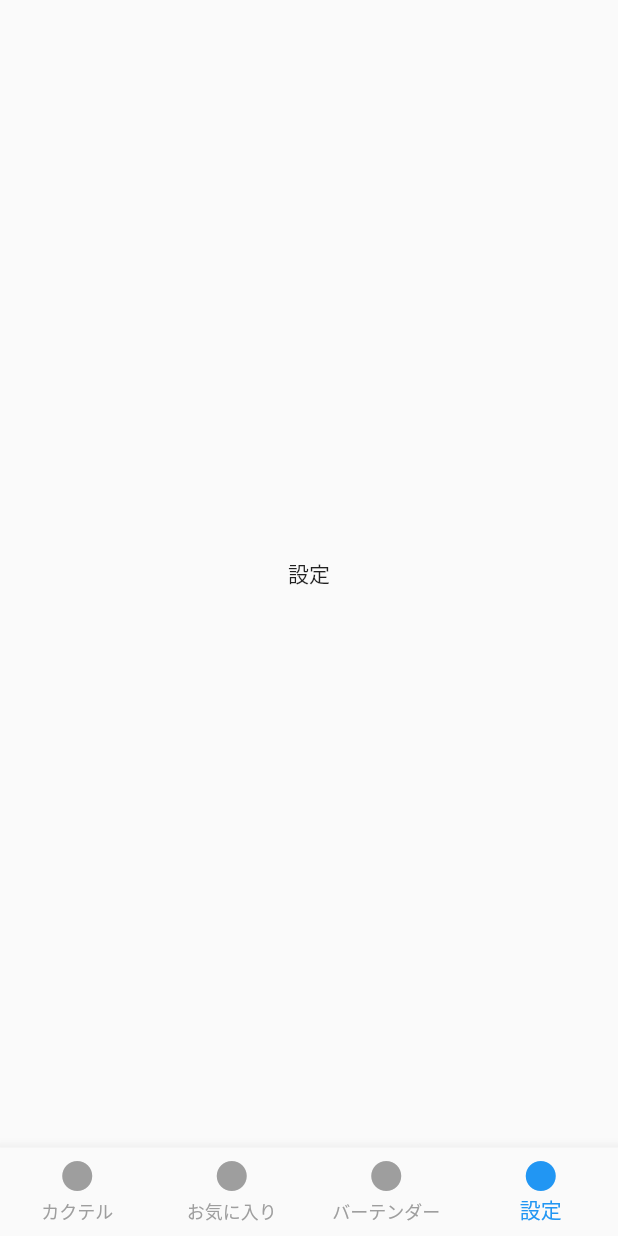
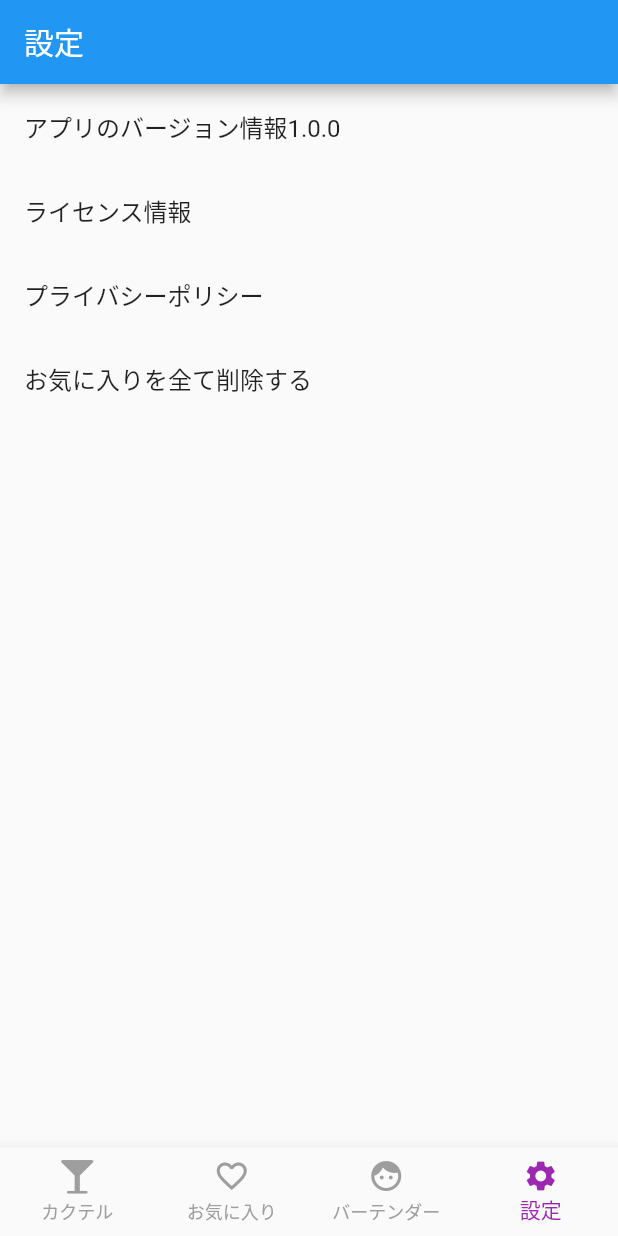
Before and after one commit to grayplain/cocktailCraft, a Flutter app: the screen it shows after launch, item 4 of the bottom bar chosen, on a phone screen of 412 x 824 dp. Run offline on Flutter 3.47's test engine with Material 2 defaults, Android fonts, the phone set to English and light mode, and no system bars; our stand-ins replace sqflite; missing offline and left inert: dart:ffi; accounts and stored records are empty.

Commit message:
設定画面追加

```diff
--- /dev/null
+++ b/lib/View/Settings.dart
@@ -0,0 +1,63 @@
+//必要なライブラリを import する
+import 'package:flutter/material.dart';
+
+/*各種設定内容を表示する画面
+  各設定項目は、ListView で表示する
+  各項目の一覧
+  1. アプリのバージョン情報
+  2. ライセンス情報
+  3. プライバシーポリシー
+  4. お気に入りを全て削除する
+*/
+
+class Settings extends StatefulWidget {
+  const Settings({Key? key}) : super(key: key);
+
+  @override
+  _SettingsState createState() => _SettingsState();
+}
+
+//_SettingState クラスを定義する
+class _SettingsState extends State<Settings> {
+  //各項目の一覧を表示する ListView を作成する
+  @override
+  Widget build(BuildContext context) {
+    return Scaffold(
+      appBar: AppBar(
+        title: Text('設定'),
+      ),
+      body: ListView(
+        children: [
+          //アプリのバージョン情報を表示する
+          ListTile(
+            title: Text('アプリのバージョン情報' + '1.0.0'),
+          ),
+          //ライセンス情報を表示する
+          ListTile(
+            title: Text('ライセンス情報'),
+            onTap: () {
+              //ライセンス情報を表示する画面に遷移する
+              Navigator.pushNamed(context, '/license');
+            },
+          ),
+          //プライバシーポリシーを表示する
+          ListTile(
+            title: Text('プライバシーポリシー'),
+            onTap: () {
+              //プライバシーポリシーを表示する画面に遷移する
+              Navigator.pushNamed(context, '/privacy');
+            },
+          ),
+          //お気に入りを全て削除する
+          ListTile(
+            title: Text('お気に入りを全て削除する'),
+            onTap: () {
+              //お気に入りを全て削除する画面に遷移する
+              Navigator.pushNamed(context, '/delete');
+            },
+          ),
+        ],
+      ),
+    );
+  }
+}
--- a/lib/main.dart
+++ b/lib/main.dart
@@ -1,4 +1,6 @@
+import 'package:booy/IconData/cocktal_craft__a_v_b_icons.dart';
 import 'package:booy/View/CockTailList.dart';
+import 'package:booy/View/Settings.dart';
 import 'package:flutter/material.dart';
 
 void main() {
@@ -26,7 +28,7 @@ class _HomeScreenState extends State<HomeScreen> {
     CockTailList(key: UniqueKey(), isFavorite: false),
     CockTailList(key: UniqueKey(), isFavorite: true),
     Text('バーテンダー'),
-    Text('設定'),
+    Settings(),
   ];
 
   void _onItemTapped(int index) {
@@ -47,24 +49,24 @@ class _HomeScreenState extends State<HomeScreen> {
       bottomNavigationBar: BottomNavigationBar(
         items: const <BottomNavigationBarItem>[
           BottomNavigationBarItem(
-            icon: Icon(Icons.circle),
+            icon: Icon(CocktalCraft_AVB.glass),
             label: 'カクテル',
           ),
           BottomNavigationBarItem(
-            icon: Icon(Icons.circle),
+            icon: Icon(Icons.favorite_outline),
             label: 'お気に入り',
           ),
           BottomNavigationBarItem(
-            icon: Icon(Icons.circle),
+            icon: Icon(Icons.face_rounded),
             label: 'バーテンダー',
           ),
           BottomNavigationBarItem(
-            icon: Icon(Icons.circle),
+            icon: Icon(Icons.settings),
             label: '設定',
           ),
         ],
         currentIndex: _selectedIndex,
-        selectedItemColor: Colors.blue,
+        selectedItemColor: Colors.purple,
         unselectedItemColor: Colors.grey,
         onTap: _onItemTapped,
         type: BottomNavigationBarType.fixed,
```
